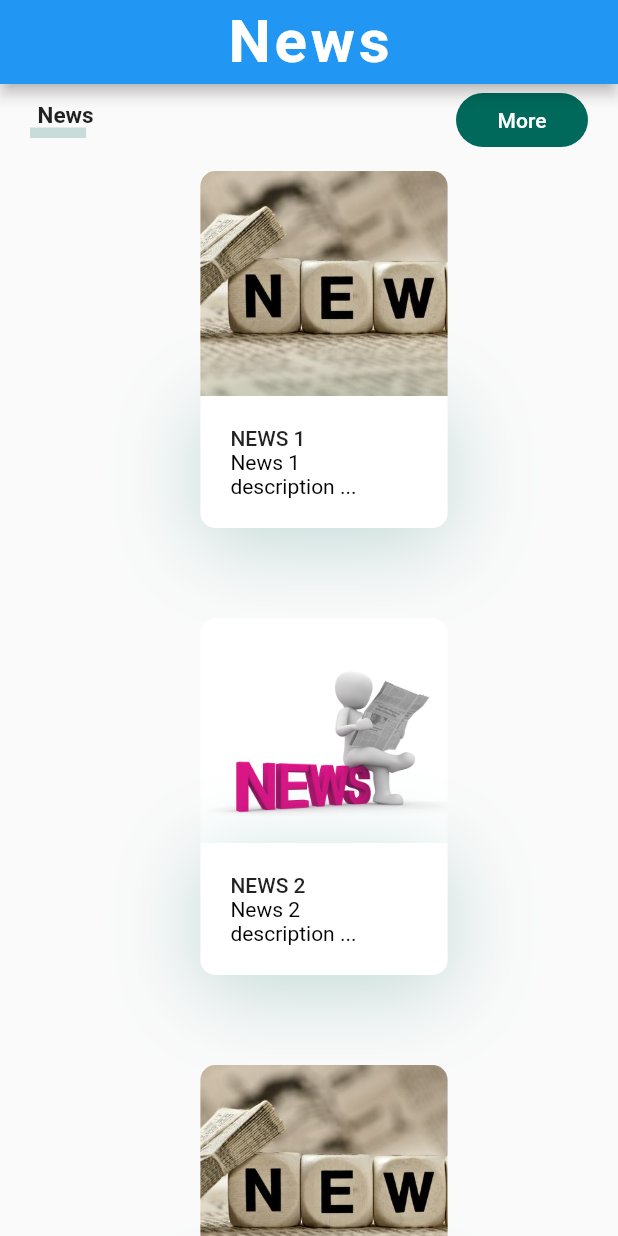
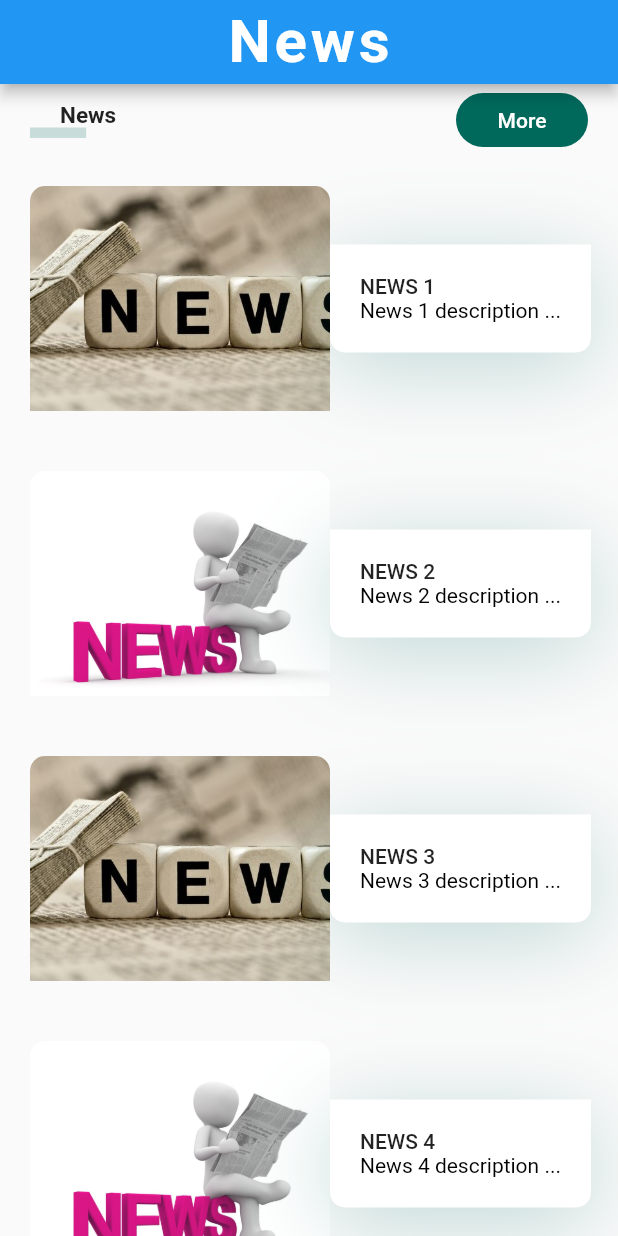
Before and after one commit to zfalcon0/News-app, a Flutter app: the screen it shows after launch, on a phone screen of 412 x 824 dp. Run offline on Flutter 3.47's test engine with Material 2 defaults, Android fonts, the light colour scheme and no system bars.

Commit message:
column from start

```diff
--- a/lib/components/news_card.dart
+++ b/lib/components/news_card.dart
@@ -20,12 +20,11 @@ class NewsCard extends StatelessWidget {
     return Container(
       margin: EdgeInsets.only(
         left: kDefaultPadding,
-        top: kDefaultPadding / 2,
-        bottom: kDefaultPadding * 2.5,
+        top: kDefaultPadding,
+        bottom: kDefaultPadding,
       ),
-      width: size.width * 0.4,
-      child: Column(
-        crossAxisAlignment: CrossAxisAlignment.start,
+      width: size.width,
+      child: Row(
         children: <Widget>[
           GestureDetector(
             onTap: press,
@@ -60,8 +59,7 @@ class NewsCard extends StatelessWidget {
                     color: kPrimaryColor.withOpacity(0.23)),
               ],
             ),
-            child: Column(
-              crossAxisAlignment: CrossAxisAlignment.start,
+            child: Row(
               children: <Widget>[
                 RichText(
                   text: TextSpan(
--- a/lib/components/title_with_underline.dart
+++ b/lib/components/title_with_underline.dart
@@ -19,7 +19,7 @@ class TitleWithCustomUnderLine extends StatelessWidget {
       child: Stack(
         children: <Widget>[
           Padding(
-            padding: const EdgeInsets.only(left: kDefaultPadding / 4),
+            padding: const EdgeInsets.only(left: kDefaultPadding),
             child: Text(
               text,
               style: TextStyle(
@@ -33,7 +33,7 @@ class TitleWithCustomUnderLine extends StatelessWidget {
             left: 0,
             right: 0,
             child: Container(
-              margin: EdgeInsets.only(right: kDefaultPadding / 4),
+              margin: EdgeInsets.only(right: kDefaultPadding),
               height: 7,
               color: kPrimaryColor.withOpacity(0.2),
             ),
--- a/lib/main.dart
+++ b/lib/main.dart
@@ -30,6 +30,7 @@ class ListScreen extends StatelessWidget {
   Widget build(BuildContext context) {
     return SingleChildScrollView(
       child: Column(
+        crossAxisAlignment: CrossAxisAlignment.start,
         children: [
         TitleWithMoreButton(
           title: "News",
```
